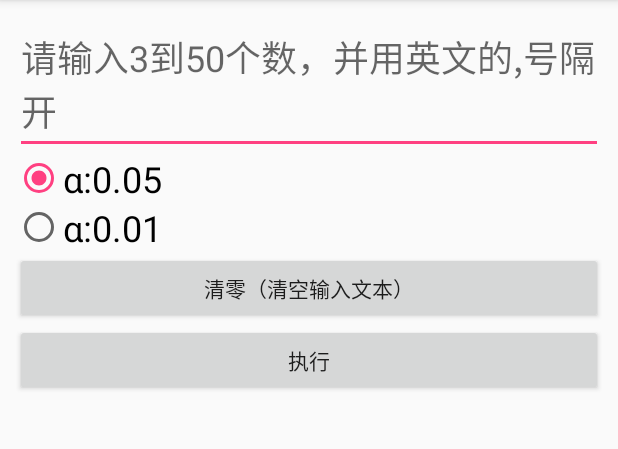
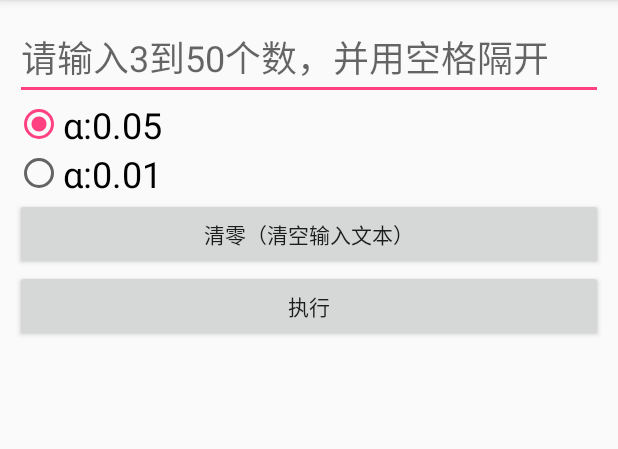
Before and after one commit to coolxiao/GLBS, an Android app: the screen it shows after launch (HomeActivity), after a tap on "执行", on a phone screen of 412 x 824 dp, the part 84-533 px from its top. Run offline under Robolectric (Android 15) with nearby library versions, the phone set to English and light mode, and no system bars.

Commit message:
空格分开

```diff
--- a/app/src/main/AndroidManifest.xml
+++ b/app/src/main/AndroidManifest.xml
@@ -9,8 +9,6 @@
       android:roundIcon="@mipmap/ic_launcher_round"
       android:supportsRtl="true"
       android:theme="@style/AppTheme">
-    <activity android:name=".MainActivity">
-    </activity>
     <activity android:name=".HomeActivity">
       <intent-filter>
         <action android:name="android.intent.action.MAIN"/>
--- a/app/src/main/java/glbs/xxl/com/glbs/HomeActivity.java
+++ b/app/src/main/java/glbs/xxl/com/glbs/HomeActivity.java
@@ -100,7 +100,7 @@ public class HomeActivity extends AppCompatActivity {
     }
 
     private void makeNumbers() {
-        String[] split = editText.getText().toString().split(",");
+        String[] split = editText.getText().toString().split("\\s+");
         if (split.length < 3) {
             Toast.makeText(this, "请输入3到50个数", Toast.LENGTH_LONG).show();
             return;
--- a/app/src/main/res/layout/activity_main.xml
+++ b/app/src/main/res/layout/activity_main.xml
@@ -4,7 +4,7 @@
     xmlns:tools="http://schemas.android.com/tools"
     android:layout_width="match_parent"
     android:layout_height="wrap_content"
-    tools:context="glbs.xxl.com.glbs.MainActivity"
+    tools:context="glbs.xxl.com.glbs.HomeActivity"
     >
   <LinearLayout
       android:layout_width="match_parent"
@@ -16,7 +16,7 @@
         android:id="@+id/input_number"
         android:layout_width="match_parent"
         android:layout_height="wrap_content"
-        android:hint="请输入3到50个数，并用英文的,号隔开"
+        android:hint="请输入3到50个数，并用空格隔开"
         android:textSize="24sp"
         />
     <RadioGroup
```
